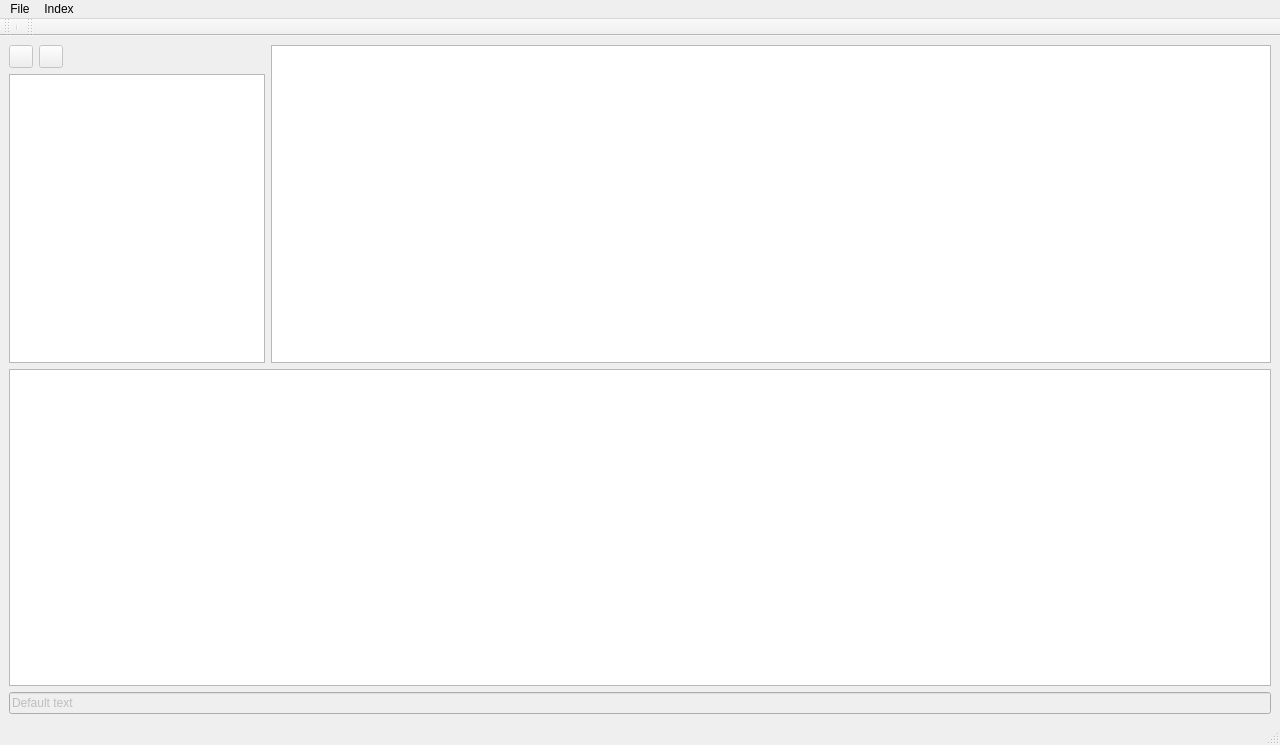
First picture: the form in qt-client/dmp_client_gui.ui, repository Roflincopter/dmp, before the edit.
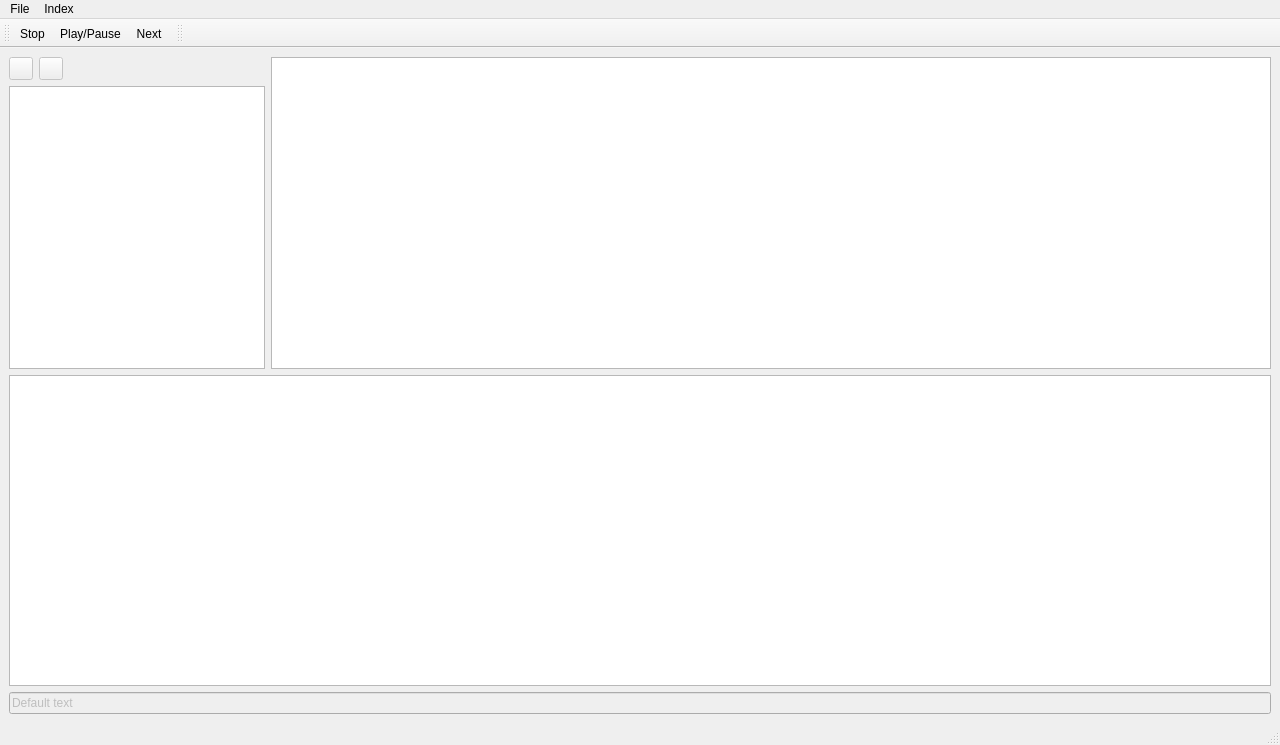
Second picture: the form after the edit. Custom widgets are drawn as their Qt base class.

The edit to the form file:
```diff
--- a/qt-client/dmp_client_gui.ui
+++ b/qt-client/dmp_client_gui.ui
@@ -168,7 +168,9 @@
    <attribute name="toolBarBreak">
     <bool>false</bool>
    </attribute>
-   <addaction name="separator"/>
+   <addaction name="actionStop"/>
+   <addaction name="actionPlay"/>
+   <addaction name="actionNext"/>
   </widget>
   <widget class="QToolBar" name="toolBar_2">
    <property name="windowTitle">
@@ -202,6 +204,33 @@
     <string>Connect</string>
    </property>
   </action>
+  <action name="actionPlay">
+   <property name="checkable">
+    <bool>true</bool>
+   </property>
+   <property name="text">
+    <string>Play/Pause</string>
+   </property>
+   <property name="toolTip">
+    <string>Plays the radio</string>
+   </property>
+  </action>
+  <action name="actionNext">
+   <property name="text">
+    <string>Next</string>
+   </property>
+   <property name="toolTip">
+    <string>Skips the current song</string>
+   </property>
+  </action>
+  <action name="actionStop">
+   <property name="text">
+    <string>Stop</string>
+   </property>
+   <property name="toolTip">
+    <string>Stops the radio</string>
+   </property>
+  </action>
  </widget>
  <customwidgets>
   <customwidget>
```
Left out of the diff: 53 changed lines with no effect on the pictures.
